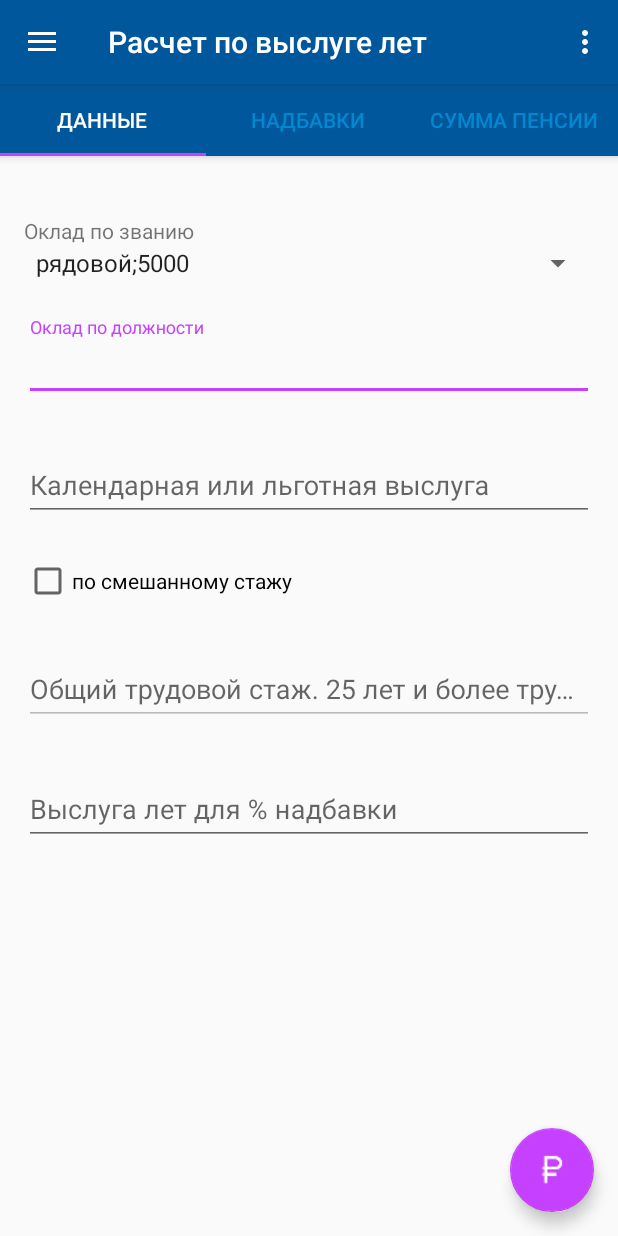
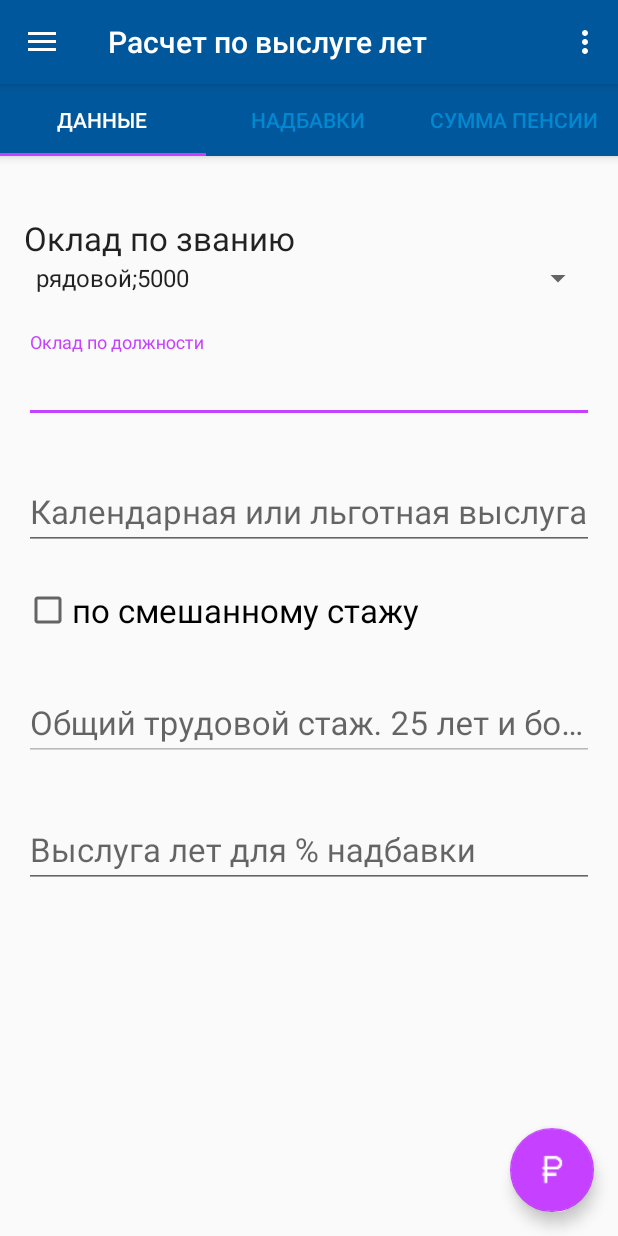
Before and after one commit to dwaider/Pension, an Android app: the screen it shows after launch (PCalcPensActivity), on a phone screen of 412 x 824 dp. Run offline under Robolectric (Android 15) with nearby library versions, the phone set to English and light mode, and no system bars; libraries missing offline, so code that uses them is left out: com.android.vending.

Commit message:
26102016 исправления

```diff
--- a/app/src/main/java/mvd/pension/PCalcSplashActivity.java
+++ b/app/src/main/java/mvd/pension/PCalcSplashActivity.java
@@ -29,17 +29,9 @@ public class PCalcSplashActivity extends AppCompatActivity {
         setContentView(R.layout.activity_splash_pens);
         //обработка сообщений от Notification FireBase отправляется сообщение с параметром mess_1 в консоле FireBase
         //нужно отправлять через расширенные параметры сообщения используя mess_1
-      //  mes = getIntent().getStringExtra("mess_1");
-      //  if (mes != null) {//если не пустой записываем в БД
-      //      PCalcMessageSQLite.get(this).insertSQLiteMessage("",mes);
-       // }
-        if (getIntent().getExtras() != null) {
-            for (String key : getIntent().getExtras().keySet()) {
-                if (key == "mess_1") {
-                    String value = getIntent().getExtras().getString(key);
-                    PCalcMessageSQLite.get(this).insertSQLiteMessage("", value);
-                }
-            }
+        mes = getIntent().getStringExtra("mess_1");
+        if (mes != null) {//если не пустой записываем в БД
+            PCalcMessageSQLite.get(this).insertSQLiteMessage("",mes);
         }
         mContext = this;
         new Handler().postDelayed(new Runnable(){
--- a/app/src/main/java/mvd/pension/SingleFragmentActivity.java
+++ b/app/src/main/java/mvd/pension/SingleFragmentActivity.java
@@ -204,10 +204,10 @@ public abstract class SingleFragmentActivity extends AppCompatActivity implement
 		setContentView(R.layout.activity_pcalc_splash);
 		//обработка сообщений от Notification FireBase отправляется сообщение с параметром mess_1 в консоле FireBase
 		//нужно отправлять через расширенные параметры сообщения используя mess_1
-	//	mes = getIntent().getStringExtra("mess_1");
-	//	if (mes != null) {//если не пустой записываем в БД
-	//		PCalcMessageSQLite.get(this).insertSQLiteMessage("",mes);
-	//	}
+		mes = getIntent().getStringExtra("mess_1");
+		if (mes != null) {//если не пустой записываем в БД
+			PCalcMessageSQLite.get(this).insertSQLiteMessage("",mes);
+		}
 		pens = PCalc.get(this);
 		InstPay();
 		pens.setTestBay(new PCalc.testBay() {
@@ -262,6 +262,15 @@ public abstract class SingleFragmentActivity extends AppCompatActivity implement
 	}
 
 
+	@Override
+	public void onResume(){
+		super.onResume();
+		mes = getIntent().getStringExtra("mess_1");
+		if (mes != null) {//если не пустой записываем в БД
+			PCalcMessageSQLite.get(this).insertSQLiteMessage("",mes);
+		}
+	}
+
 
 	@Override
 	public void onBackPressed() {
@@ -273,17 +282,6 @@ public abstract class SingleFragmentActivity extends AppCompatActivity implement
 		}
 	}
 
-	@Override
-	public void onResume(){
-		if (getIntent().getExtras() != null) {
-			for (String key : getIntent().getExtras().keySet()) {
-				if (key == "mess_1") {
-					String value = getIntent().getExtras().getString(key);
-					PCalcMessageSQLite.get(this).insertSQLiteMessage("", value);
-				}
-			}
-		}
-	}
 
 	@Override
 	public boolean onCreateOptionsMenu(Menu menu) {
--- a/app/src/main/res/layout/fragment_pcalc_pay.xml
+++ b/app/src/main/res/layout/fragment_pcalc_pay.xml
@@ -7,7 +7,6 @@
     <!-- TODO: Update blank fragment layout -->
     <Button
         android:id="@+id/btPayAutoSaveNadbavki"
-        style="@null"
         android:layout_width="match_parent"
         android:layout_height="wrap_content"
         android:drawableLeft="@drawable/lock"
--- a/app/src/main/res/layout/fragment_pens_calc.xml
+++ b/app/src/main/res/layout/fragment_pens_calc.xml
@@ -20,12 +20,14 @@
                 android:layout_width="match_parent"
                 android:layout_height="wrap_content"
                 android:layout_marginTop="24dp"
+                android:textAppearance="?android:attr/textAppearanceLarge"
                 android:text="@string/pcalc_oklad_zavan"
                 android:id="@+id/textView" />
             <Spinner
                 android:id="@+id/spPOklad_zvan"
                 android:layout_width="fill_parent"
                 android:layout_height="wrap_content"
+                android:textAppearance="?android:attr/textAppearanceLarge"
                 android:hint="@string/pcalc_oklad_zavan"
                 android:spinnerMode="dialog" />
 
@@ -39,6 +41,7 @@
                     android:id="@+id/edPOklad_dolg"
                     android:layout_width="match_parent"
                     android:layout_height="wrap_content"
+                    android:textAppearance="?android:attr/textAppearanceLarge"
                     android:hint="@string/pcalc_oklad_dolg"
                     android:inputType="number"/>
 
@@ -55,6 +58,7 @@
                     android:id="@+id/edKalendVisl"
                     android:layout_width="match_parent"
                     android:layout_height="wrap_content"
+                    android:textAppearance="?android:attr/textAppearanceLarge"
                     android:digits="0123456789"
                     android:hint="@string/pcalc_calend_visluga"
                     android:inputType="number"/>
@@ -65,6 +69,7 @@
                 android:id="@+id/chSmeshPens"
                 android:layout_width="wrap_content"
                 android:layout_height="wrap_content"
+                android:textAppearance="?android:attr/textAppearanceLarge"
                 android:text="@string/pcalc_raschet_visluga_trud"
                 android:layout_marginTop="24dp" />
 
@@ -78,6 +83,7 @@
                     android:id="@+id/edObsheTrud"
                     android:layout_width="match_parent"
                     android:layout_height="wrap_content"
+                    android:textAppearance="?android:attr/textAppearanceLarge"
                     android:digits="0123456789"
                     android:hint="@string/pcalc_visluga_trud"
                     android:inputType="number"/>
@@ -93,6 +99,7 @@
                     android:id="@+id/edPProcent_nadb"
                     android:layout_width="match_parent"
                     android:layout_height="wrap_content"
+                    android:textAppearance="?android:attr/textAppearanceLarge"
                     android:digits="0123456789"
                     android:ems="10"
                     android:hint="@string/pcalc_visl_for_procent_nadb"
--- a/app/src/main/res/layout/fragment_result_calc.xml
+++ b/app/src/main/res/layout/fragment_result_calc.xml
@@ -17,6 +17,7 @@
             android:paddingTop="16dp">
 
 
+
             <TableLayout
                 android:layout_width="match_parent"
                 android:layout_height="wrap_content">
@@ -25,6 +26,7 @@
                     android:id="@+id/txSpravochnikVisl"
                     android:layout_width="wrap_content"
                     android:layout_height="wrap_content"
+                    android:textAppearance="?android:attr/textAppearanceLarge"
                     android:layout_marginTop="24dp"
                     android:text="@string/pcalc_den_dovi"/>
 
@@ -97,6 +99,7 @@
                     android:id="@+id/TextView01"
                     android:layout_width="wrap_content"
                     android:layout_height="wrap_content"
+                    android:textAppearance="?android:attr/textAppearanceLarge"
                     android:layout_marginTop="24dp"
                     android:text="@string/pcalc_rashet_pens" />
 
@@ -194,6 +197,7 @@
                     android:layout_width="wrap_content"
                     android:layout_height="wrap_content"
                     android:layout_marginTop="24dp"
+                    android:textAppearance="?android:attr/textAppearanceLarge"
                     android:text="@string/pcalc_nadb"/>
 
                 <TableRow
@@ -209,7 +213,9 @@
                     android:id="@+id/txItog"
                     android:layout_width="wrap_content"
                     android:layout_height="wrap_content"
+                    android:textAppearance="?android:attr/textAppearanceLarge"
                     android:layout_marginTop="24dp"
+                    android:layout_marginBottom="24dp"
                     android:text="@string/pcalc_result_text"/>
 
             </TableLayout>
```
